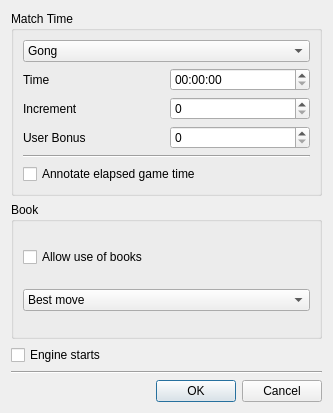
This is src/dialogs/matchparameterdlg.ui in madnight/chessx as Qt 5 draws it before an edit. The edited form follows.
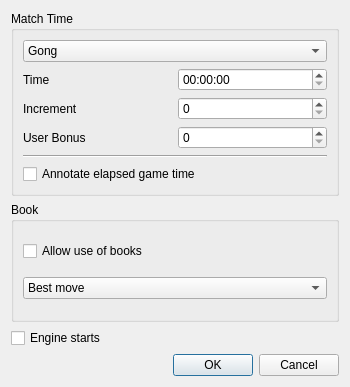
This is the edited form.

Diff of the .ui file:
```diff
--- a/src/dialogs/matchparameterdlg.ui
+++ b/src/dialogs/matchparameterdlg.ui
@@ -6,8 +6,8 @@
    <rect>
     <x>0</x>
     <y>0</y>
-    <width>333</width>
-    <height>413</height>
+    <width>350</width>
+    <height>387</height>
    </rect>
   </property>
   <property name="windowTitle">
@@ -151,13 +151,6 @@
      </property>
     </widget>
    </item>
-   <item>
-    <widget class="Line" name="line">
-     <property name="orientation">
-      <enum>Qt::Horizontal</enum>
-     </property>
-    </widget>
-   </item>
    <item>
     <widget class="QDialogButtonBox" name="buttonBox">
      <property name="orientation">
```
Left out of the diff: 2 changed lines with no effect on the pictures.
